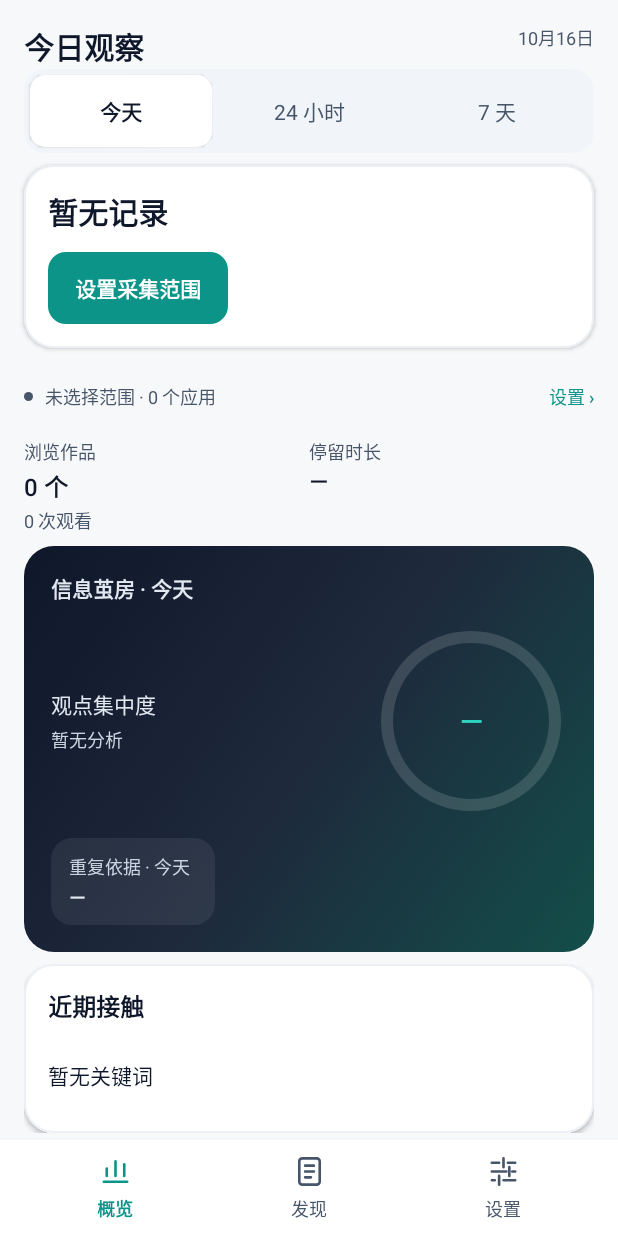
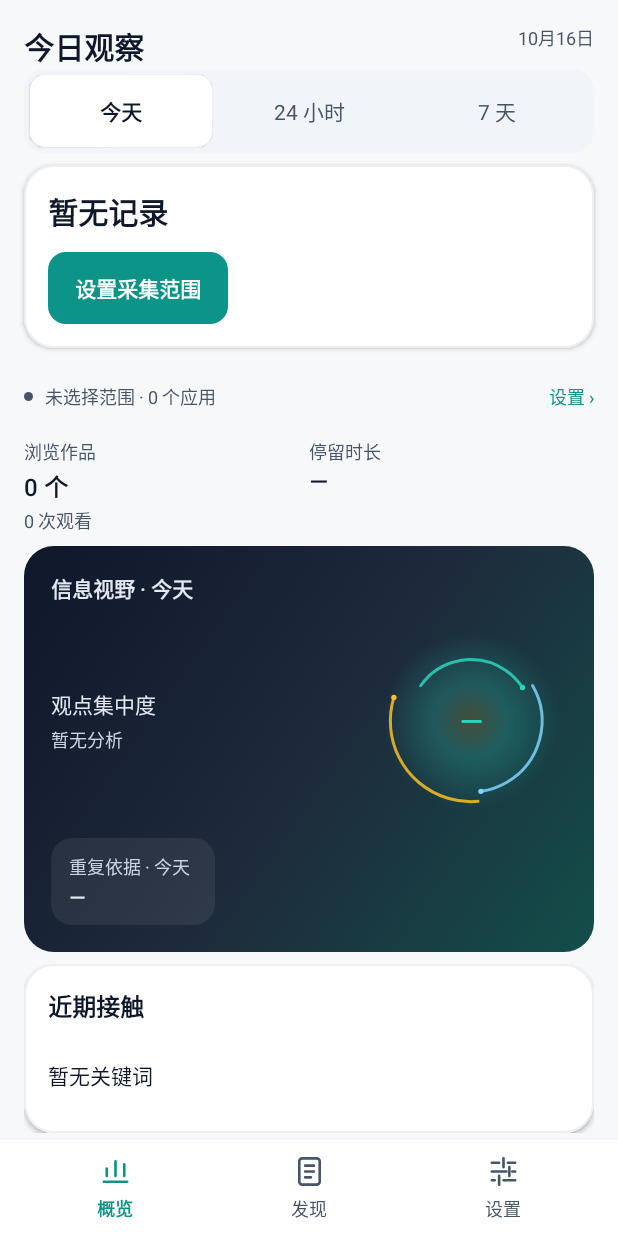
Before and after one commit to Yurken/PoJian, an Android app built with Jetpack Compose: the screen it shows after launch (MainActivity), on a phone screen of 412 x 824 dp. Run offline under Robolectric (Android 15) with nearby library versions, the phone set to English and light mode, and no system bars; our stand-ins replace Room's generated code; 1 statement that could not run was skipped.

Commit message:
feat: refresh information horizon initial state; release v0.5.41

```diff
--- a/app/build.gradle.kts
+++ b/app/build.gradle.kts
@@ -108,8 +108,8 @@ android {
         applicationId = "com.zhiheng.app"
         minSdk = 29
         targetSdk = 34
-        versionCode = 62
-        versionName = "0.5.40"
+        versionCode = 63
+        versionName = "0.5.41"
         // Optional smaller package for a known device; default APK keeps all upstream ABIs.
         providers.gradleProperty("emergeAbi").orNull?.let { selectedAbi ->
             require(selectedAbi in setOf("arm64-v8a", "armeabi-v7a", "x86", "x86_64")) { "Unsupported emergeAbi: $selectedAbi" }
--- a/app/src/main/java/com/emerge/app/ui/CocoonCard.kt
+++ b/app/src/main/java/com/emerge/app/ui/CocoonCard.kt
@@ -40,7 +40,7 @@ internal fun CocoonCard(state: AnalysisState, period: StatisticsPeriod, visible:
                 .background(DesignTokens.CocoonHeroBrush).padding(18.dp),
                 verticalArrangement = Arrangement.spacedBy(14.dp)) {
                 Row(Modifier.fillMaxWidth(), verticalAlignment = Alignment.CenterVertically) {
-                    Text("信息茧房 · ${period.label}", style = MaterialTheme.typography.titleSmall, modifier = Modifier.weight(1f))
+                    Text("信息视野 · ${period.label}", style = MaterialTheme.typography.titleSmall, modifier = Modifier.weight(1f))
                     if (share != null && motionEnabled) PojianTextButton(onClick = { playing = !playing }, modifier = Modifier.testTag("cocoon-play")) {
                         Text(if (playing) "暂停" else "播放")
                     }
--- a/app/src/main/java/com/emerge/app/ui/CocoonVisual.kt
+++ b/app/src/main/java/com/emerge/app/ui/CocoonVisual.kt
@@ -12,6 +12,7 @@ import androidx.compose.runtime.*
 import androidx.compose.ui.Modifier
 import androidx.compose.ui.geometry.Offset
 import androidx.compose.ui.geometry.Size
+import androidx.compose.ui.graphics.Brush
 import androidx.compose.ui.graphics.Color
 import androidx.compose.ui.graphics.StrokeCap
 import androidx.compose.ui.graphics.drawscope.Stroke
@@ -23,6 +24,8 @@ import androidx.compose.ui.unit.dp
 import androidx.lifecycle.Lifecycle
 import androidx.lifecycle.compose.LocalLifecycleOwner
 import androidx.lifecycle.compose.currentStateAsState
+import kotlin.math.PI
+import kotlin.math.cos
 import kotlin.math.sin
 
 /** The ring represents the existing concentration share, not a new diversity score. */
@@ -51,9 +54,33 @@ internal fun CocoonVisual(density: Float?, dark: Boolean, playing: Boolean, modi
         val origin = Offset((size.width - diameter) / 2f, (size.height - diameter) / 2f)
         val bounds = Size(diameter, diameter)
         val accent = if (dark) Color(0xFF2DD4BF) else Color(0xFF0D9488)
-        drawArc(if (dark) Color.White.copy(alpha = .14f) else Color(0xFFE2E8F0),
-            0f, 360f, false, origin, bounds, style = Stroke(stroke, cap = StrokeCap.Round))
+        // The open baseline keeps missing observations visible without inventing a measured value.
+        val openness = (1f - amount) * (1f - amount) * (1f - amount)
+        if (openness > .005f) {
+            val unit = size.minDimension
+            val gold = if (dark) Color(0xFFFBBF24) else Color(0xFFD97706)
+            val sky = if (dark) Color(0xFF7DD3FC) else Color(0xFF0284C7)
+            val halo = unit * .46f
+            drawCircle(Brush.radialGradient(
+                0f to gold.copy(alpha = openness * .18f),
+                .42f to accent.copy(alpha = openness * .24f),
+                1f to accent.copy(alpha = 0f), center = center, radius = halo), halo, center)
+            for (i in 0..2) {
+                val radius = unit * (.32f + i * .05f)
+                val color = when (i) { 0 -> accent; 1 -> sky; else -> gold }
+                val start = -145f + i * 115f + phase.floatValue * 3f
+                drawArc(color.copy(alpha = openness * .85f), start, 112f, false,
+                    center - Offset(radius, radius), Size(radius * 2, radius * 2),
+                    style = Stroke(2.dp.toPx(), cap = StrokeCap.Round))
+                val end = (start + 112f) * PI.toFloat() / 180f
+                drawCircle(color.copy(alpha = openness), unit * .014f,
+                    center + Offset(cos(end) * radius, sin(end) * radius))
+            }
+        }
         if (density != null) {
+            drawArc((if (dark) Color.White else Color(0xFFE2E8F0))
+                .copy(alpha = (if (dark) .14f else 1f) * (1f - openness)),
+                0f, 360f, false, origin, bounds, style = Stroke(stroke, cap = StrokeCap.Round))
             val glow = .08f + (sin(phase.floatValue * 1.5f) + 1f) * .035f
             drawArc(accent.copy(alpha = glow), -90f, amount * 360f, false, origin, bounds,
                 style = Stroke(stroke * 1.8f, cap = StrokeCap.Round))
```
Also changed, not shown: 4 other files.
